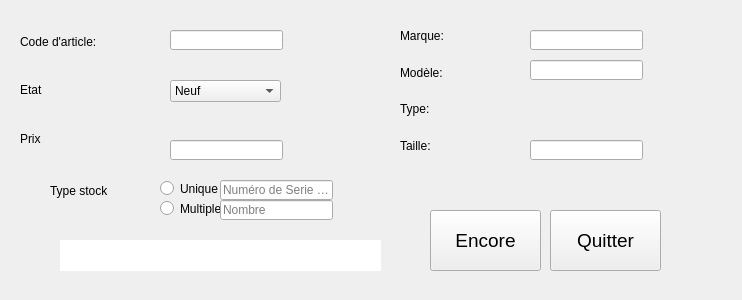
The window that view/addItemsView.ui (GruberAdam/TPI-Sploks) describes before a commit, drawn with Qt 5.
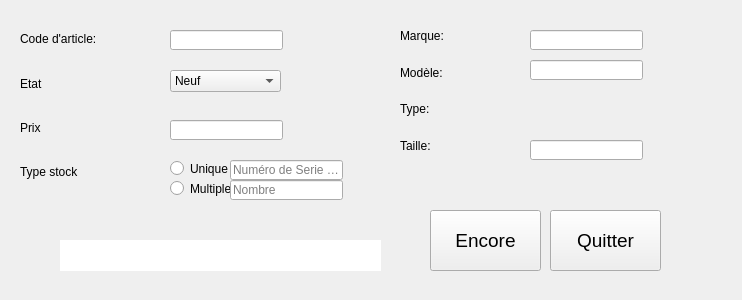
The same window after the commit.

Commit message: La naviguation avec le clavier dans l'ajout d'un article

Patch:
```diff
--- a/view/addItemsView.ui
+++ b/view/addItemsView.ui
@@ -26,7 +26,7 @@
       <x>20</x>
       <y>20</y>
       <width>140</width>
-      <height>140</height>
+      <height>171</height>
      </rect>
     </property>
     <layout class="QVBoxLayout" name="verticalLayout">
@@ -60,6 +60,16 @@
        </property>
       </widget>
      </item>
+     <item>
+      <widget class="QLabel" name="label_9">
+       <property name="styleSheet">
+        <string notr="true">font: 87 10pt &quot;Arial Black&quot;;</string>
+       </property>
+       <property name="text">
+        <string>Type stock</string>
+       </property>
+      </widget>
+     </item>
     </layout>
    </widget>
    <widget class="QWidget" name="verticalLayoutWidget_3">
@@ -127,8 +137,8 @@
    <widget class="QLineEdit" name="textNumeroSerie">
     <property name="geometry">
      <rect>
-      <x>220</x>
-      <y>180</y>
+      <x>230</x>
+      <y>160</y>
       <width>113</width>
       <height>20</height>
      </rect>
@@ -144,7 +154,7 @@
     <property name="geometry">
      <rect>
       <x>170</x>
-      <y>140</y>
+      <y>120</y>
       <width>113</width>
       <height>20</height>
      </rect>
@@ -190,7 +200,7 @@
     <property name="geometry">
      <rect>
       <x>170</x>
-      <y>80</y>
+      <y>70</y>
       <width>111</width>
       <height>22</height>
      </rect>
@@ -283,8 +293,8 @@
    <widget class="QRadioButton" name="radioUnique">
     <property name="geometry">
      <rect>
-      <x>160</x>
-      <y>180</y>
+      <x>170</x>
+      <y>160</y>
       <width>82</width>
       <height>17</height>
      </rect>
@@ -296,8 +306,8 @@
    <widget class="QRadioButton" name="radioMultiple">
     <property name="geometry">
      <rect>
-      <x>160</x>
-      <y>200</y>
+      <x>170</x>
+      <y>180</y>
       <width>82</width>
       <height>17</height>
      </rect>
@@ -306,27 +316,11 @@
      <string>Multiple</string>
     </property>
    </widget>
-   <widget class="QLabel" name="label_9">
-    <property name="geometry">
-     <rect>
-      <x>50</x>
-      <y>180</y>
-      <width>101</width>
-      <height>21</height>
-     </rect>
-    </property>
-    <property name="styleSheet">
-     <string notr="true">font: 87 10pt &quot;Arial Black&quot;;</string>
-    </property>
-    <property name="text">
-     <string>Type stock</string>
-    </property>
-   </widget>
    <widget class="QLineEdit" name="textStock">
     <property name="geometry">
      <rect>
-      <x>220</x>
-      <y>200</y>
+      <x>230</x>
+      <y>180</y>
       <width>113</width>
       <height>20</height>
      </rect>
```
Left out of the diff: 15 changed lines with no effect on the pictures. The commit also changes 2 other files.
